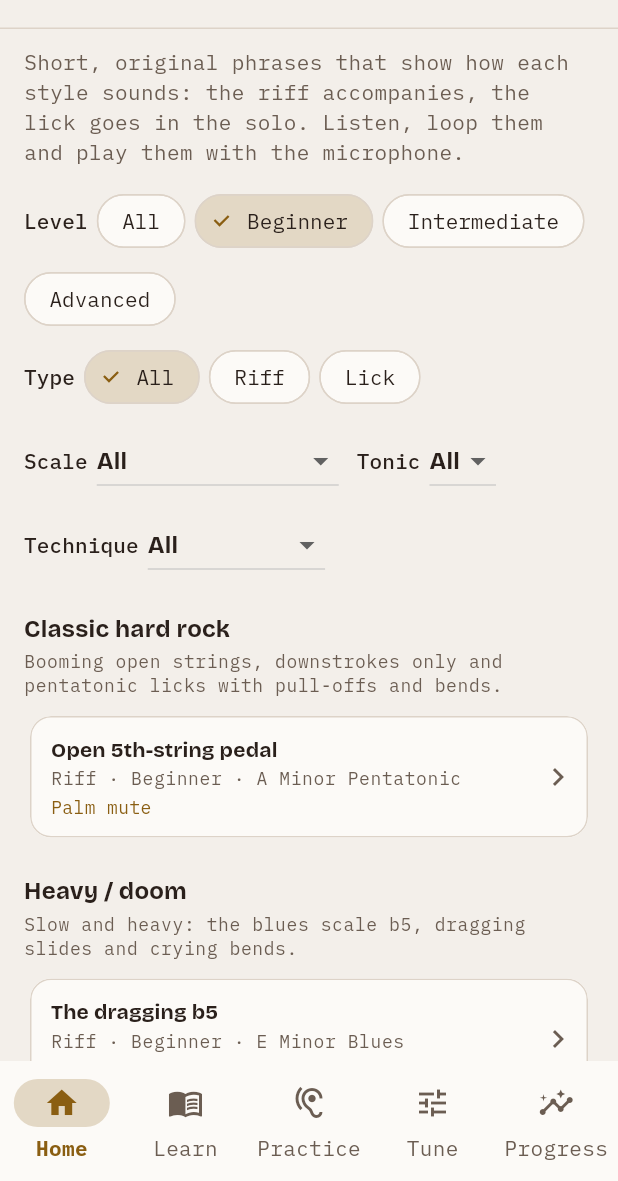
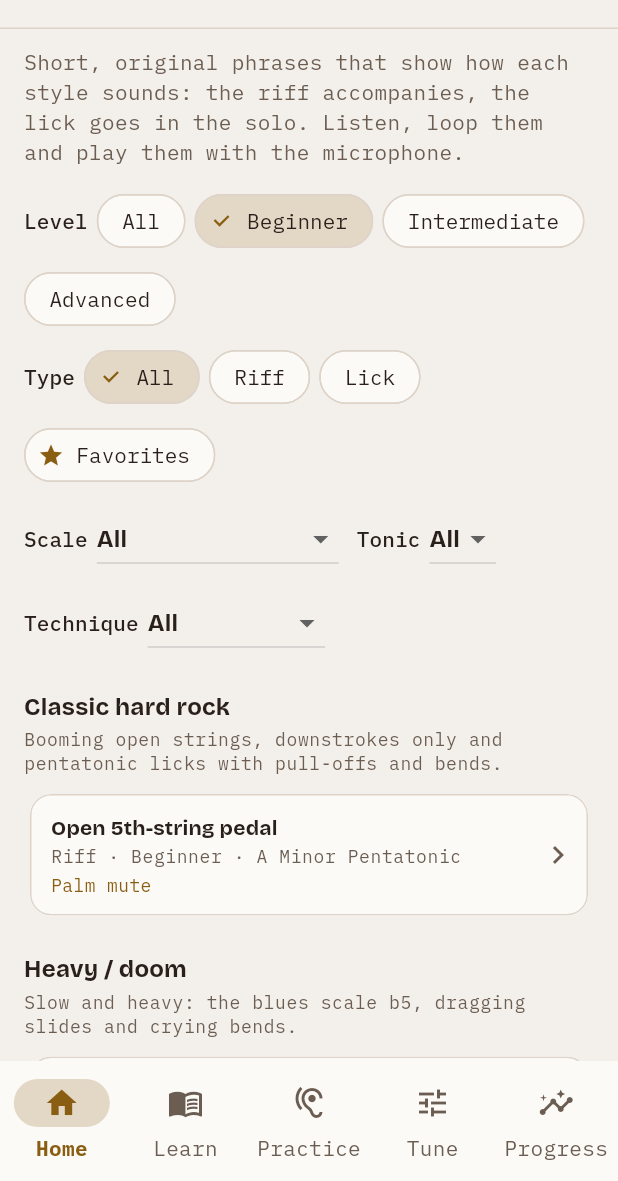
Before and after one commit to BrianZamacona/ChordMaster-Free, a Flutter app: the LicksScreen screen opened by its route, after a tap on "Beginner", on a phone screen of 412 x 824 dp, the part 55-1236 px from its top. Run offline on Flutter 3.47's test engine with Material 3 defaults, Android fonts, the phone set to English and light mode, and no system bars; our stand-ins replace flutter_local_notifications, flutter_riverpod, flutter_secure_storage, go_router, google_fonts, hive_flutter and 2 more; missing offline and left inert: record; accounts and stored records are empty; project files that could hold a hidden picture were left out.

Commit message:
Licks: favoritas con estrella y filtro
Lo aprobó el usuario tras revisar las apps de licks.

- Estrella en la barra del detalle para marcar o quitar una favorita.
- La tarjeta de la lista muestra la estrella.
- El chip «Favoritas» deja solo las marcadas (`LickFilter.favoritesOnly`) y
  se combina con los demás filtros. Sin ninguna marcada, lo explica.
- Se guardan en `licks_favorites` como lista de ids; al leer se descarta un id
  que ya no existe.

Tests del filtro en el dominio y de pantalla: marcar, ver la marca, filtrar,
leer lo guardado y el aviso sin favoritas. El chip va alineado a la
izquierda, como los demás filtros. Revisado en el emulador a 360 dp.

Co-Authored-By: Claude Opus 5.5 <noreply@anthropic.com>

```diff
--- a/lib/core/constants/app_strings.dart
+++ b/lib/core/constants/app_strings.dart
@@ -1461,6 +1461,13 @@ class AppStrings {
   static String licksSpeedPercent(int percent) => tr(es: '$percent %', en: '$percent%');
   static String get licksPrevious => tr(es: 'Anterior', en: 'Previous');
   static String get licksNext => tr(es: 'Siguiente', en: 'Next');
+  static String get licksFavorites => tr(es: 'Favoritas', en: 'Favorites');
+  static String get licksFavoriteAdd => tr(es: 'Marcar como favorita', en: 'Add to favorites');
+  static String get licksFavoriteRemove => tr(es: 'Quitar de favoritas', en: 'Remove from favorites');
+  static String get licksNoFavorites => tr(
+    es: 'Todavía no tienes favoritas: márcalas con la estrella en cada frase.',
+    en: 'No favorites yet: mark them with the star on each phrase.',
+  );
   static String get licksKindRiff => tr(es: 'Riff', en: 'Riff');
   static String get licksKindLick => tr(es: 'Lick', en: 'Lick');
   static String get licksNoResults =>
--- a/lib/domain/licks/lick_browse.dart
+++ b/lib/domain/licks/lick_browse.dart
@@ -42,7 +42,14 @@ int? lickSpeedOf(Lick lick, int bpm) {
 
 /// Filtros de la biblioteca; `null` = todos.
 class LickFilter {
-  const LickFilter({this.level, this.kind, this.scaleId, this.root, this.technique});
+  const LickFilter({
+    this.level,
+    this.kind,
+    this.scaleId,
+    this.root,
+    this.technique,
+    this.favoritesOnly = false,
+  });
 
   final GuideLevel? level;
   final LickKind? kind;
@@ -54,7 +61,11 @@ class LickFilter {
   final int? root;
   final TabTechnique? technique;
 
-  bool matches(Lick l) =>
+  /// Solo las frases de [favorites] (las marca el usuario con la estrella).
+  final bool favoritesOnly;
+
+  bool matches(Lick l, {Set<String> favorites = const {}}) =>
+      (!favoritesOnly || favorites.contains(l.id)) &&
       (level == null || l.level == level) &&
       (kind == null || l.kind == kind) &&
       (scaleId == null || l.scale.scaleId == scaleId) &&
@@ -67,12 +78,14 @@ class LickFilter {
     String? Function()? scaleId,
     int? Function()? root,
     TabTechnique? Function()? technique,
+    bool? favoritesOnly,
   }) => LickFilter(
     level: level == null ? this.level : level(),
     kind: kind == null ? this.kind : kind(),
     scaleId: scaleId == null ? this.scaleId : scaleId(),
     root: root == null ? this.root : root(),
     technique: technique == null ? this.technique : technique(),
+    favoritesOnly: favoritesOnly ?? this.favoritesOnly,
   );
 }
 
--- a/lib/features/licks/licks_screen.dart
+++ b/lib/features/licks/licks_screen.dart
@@ -34,13 +34,14 @@ class _LicksScreenState extends ConsumerState<LicksScreen> {
     final p = context.palette;
     final text = Theme.of(context).textTheme;
     final records = ref.watch(licksViewModelProvider.select((s) => s.records));
+    final favorites = ref.watch(licksViewModelProvider.select((s) => s.favorites));
     final sections = [
       for (final style in LickStyle.values)
         (
           style,
           [
             for (final l in licks)
-              if (l.style == style && _filter.matches(l)) l,
+              if (l.style == style && _filter.matches(l, favorites: favorites)) l,
           ],
         ),
     ].where((s) => s.$2.isNotEmpty).toList();
@@ -70,6 +71,17 @@ class _LicksScreenState extends ConsumerState<LicksScreen> {
             selected: _filter.kind,
             keyOf: (k) => 'licks-kind-${k?.name ?? 'all'}',
             onChanged: (k) => setState(() => _filter = _filter.copyWith(kind: () => k)),
+          ),
+          const SizedBox(height: 4),
+          Align(
+            alignment: AlignmentDirectional.centerStart,
+            child: FilterChip(
+              key: const Key('licks-favorites'),
+              avatar: const Icon(Icons.star, size: 18),
+              label: Text(AppStrings.licksFavorites),
+              selected: _filter.favoritesOnly,
+              onSelected: (v) => setState(() => _filter = _filter.copyWith(favoritesOnly: v)),
+            ),
           ),
           const SizedBox(height: 8),
           Wrap(
@@ -105,7 +117,12 @@ class _LicksScreenState extends ConsumerState<LicksScreen> {
           if (sections.isEmpty)
             Padding(
               padding: const EdgeInsets.symmetric(vertical: 24),
-              child: Text(AppStrings.licksNoResults, key: const Key('licks-empty')),
+              child: Text(
+                _filter.favoritesOnly && favorites.isEmpty
+                    ? AppStrings.licksNoFavorites
+                    : AppStrings.licksNoResults,
+                key: const Key('licks-empty'),
+              ),
             ),
           for (final (style, items) in sections) ...[
             const SizedBox(height: 20),
@@ -120,7 +137,8 @@ class _LicksScreenState extends ConsumerState<LicksScreen> {
               style: text.bodySmall?.copyWith(color: p.textSecondary),
             ),
             const SizedBox(height: 8),
-            for (final l in items) _LickCard(lick: l, record: records[l.id]),
+            for (final l in items)
+              _LickCard(lick: l, record: records[l.id], favorite: favorites.contains(l.id)),
           ],
         ],
       ),
@@ -207,10 +225,11 @@ class _Menu<T> extends StatelessWidget {
 }
 
 class _LickCard extends StatelessWidget {
-  const _LickCard({required this.lick, required this.record});
+  const _LickCard({required this.lick, required this.record, required this.favorite});
 
   final Lick lick;
   final int? record;
+  final bool favorite;
 
   @override
   Widget build(BuildContext context) {
@@ -254,6 +273,13 @@ class _LickCard extends StatelessWidget {
                   ],
                 ),
               ),
+              if (favorite)
+                Icon(
+                  Icons.star,
+                  key: Key('lick-${lick.id}-favorite'),
+                  color: p.accent,
+                  semanticLabel: AppStrings.licksFavorites,
+                ),
               Icon(Icons.chevron_right, color: p.textSecondary),
             ],
           ),
--- a/lib/features/licks/licks_viewmodel.dart
+++ b/lib/features/licks/licks_viewmodel.dart
@@ -11,7 +11,7 @@ import '../../services/key_value_store.dart';
 
 /// Récords y tempo de cada frase de la biblioteca.
 class LicksState {
-  const LicksState({this.records = const {}, this.tempos = const {}});
+  const LicksState({this.records = const {}, this.tempos = const {}, this.favorites = const {}});
 
   /// Mejor tempo tocado limpio con el micrófono, por id.
   final Map<String, int> records;
@@ -19,17 +19,29 @@ class LicksState {
   /// Tempo elegido en esta sesión ("más lento"), por id; sin él, el suyo.
   final Map<String, int> tempos;
 
+  /// Frases marcadas con la estrella.
+  final Set<String> favorites;
+
   int tempoOf(String id) => tempos[id] ?? licksById[id]!.bpm;
 
-  LicksState copyWith({Map<String, int>? records, Map<String, int>? tempos}) =>
-      LicksState(records: records ?? this.records, tempos: tempos ?? this.tempos);
+  LicksState copyWith({
+    Map<String, int>? records,
+    Map<String, int>? tempos,
+    Set<String>? favorites,
+  }) => LicksState(
+    records: records ?? this.records,
+    tempos: tempos ?? this.tempos,
+    favorites: favorites ?? this.favorites,
+  );
 }
 
 final licksViewModelProvider = NotifierProvider<LicksViewModel, LicksState>(LicksViewModel.new);
 
-/// Los récords se guardan en [StorageBoxes.userProgress] como `{id: bpm}`.
+/// Los récords se guardan en [StorageBoxes.userProgress] como `{id: bpm}` y
+/// los favoritos como una lista de ids.
 class LicksViewModel extends Notifier<LicksState> {
   static const keyRecords = 'licks_best_bpm';
+  static const keyFavorites = 'licks_favorites';
 
   @override
   LicksState build() {
@@ -43,15 +55,35 @@ class LicksViewModel extends Notifier<LicksState> {
     try {
       final raw = await _storage.get<Map<dynamic, dynamic>>(StorageBoxes.userProgress, keyRecords) ??
           const {};
+      final favorites =
+          await _storage.get<List<dynamic>>(StorageBoxes.userProgress, keyFavorites) ?? const [];
       if (!ref.mounted) return;
       state = state.copyWith(
         records: {
           for (final MapEntry(:key, :value) in raw.entries)
             if (key is String && licksById.containsKey(key) && value is int) key: value,
         },
+        // Un id que ya no existe se descarta.
+        favorites: {
+          ...state.favorites,
+          for (final id in favorites)
+            if (id is String && licksById.containsKey(id)) id,
+        },
       );
     } catch (e, st) {
       debugPrint('LicksViewModel._load error: $e\n$st');
+    }
+  }
+
+  /// Marca o desmarca [id] como favorita y lo guarda.
+  Future<void> toggleFavorite(String id) async {
+    final favorites = {...state.favorites};
+    if (!favorites.remove(id)) favorites.add(id);
+    state = state.copyWith(favorites: favorites);
+    try {
+      await _storage.save(StorageBoxes.userProgress, keyFavorites, favorites.toList()..sort());
+    } catch (e, st) {
+      debugPrint('LicksViewModel.toggleFavorite error: $e\n$st');
     }
   }
 
```
Also changed, not shown: lib/features/licks/lick_detail_screen.dart (+14 -1 lines), 3 other files.
